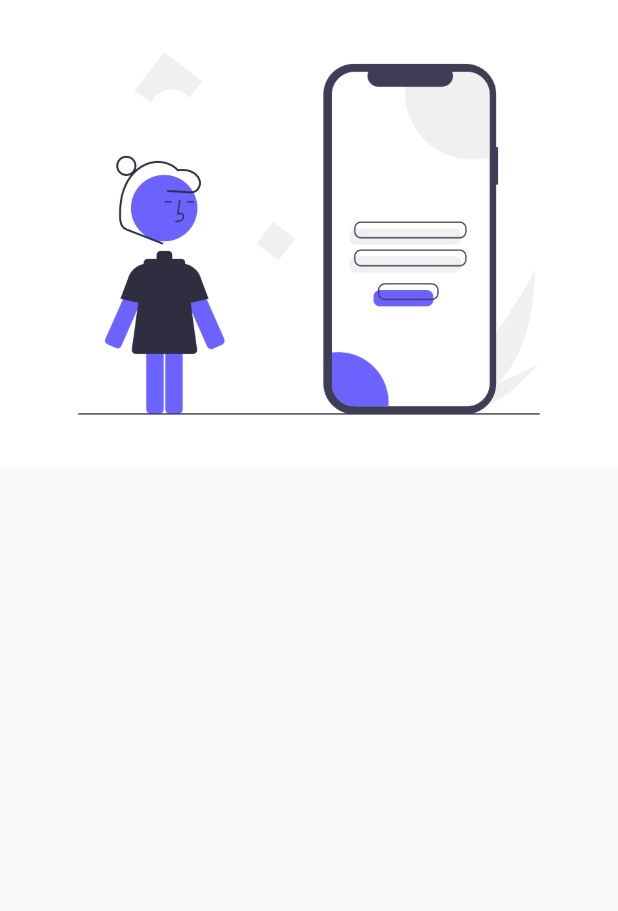
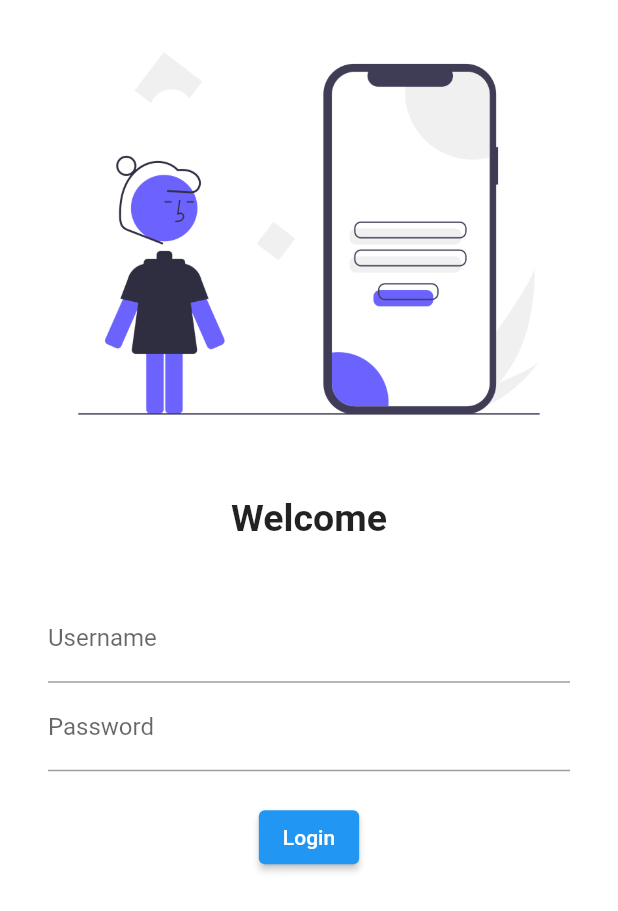
Before and after one commit to SahilRathod17/FirstFlutterApp, a Flutter app: the screen it shows after launch, on a phone screen of 412 x 824 dp. Shown: the top 911 px of the screen. Run offline on Flutter 3.47's test engine with Material 2 defaults, Android fonts, the phone set to English and light mode, and no system bars.

Commit message:
Day3 completed

```diff
--- a/lib/pages/login_page.dart
+++ b/lib/pages/login_page.dart
@@ -6,12 +6,54 @@ class login_page extends StatelessWidget {
   @override
   Widget build(BuildContext context) {
     return Material(
+      color: Colors.white,
       child: Column(
         children: [
           Image.asset(
             "assets/images/login_image.png",
             fit: BoxFit.cover,
           ),
+          SizedBox(
+            height: 20,
+          ),
+          Text(
+            "Welcome",
+            style: TextStyle(
+              fontSize: 25,
+              fontWeight: FontWeight.bold,
+            ),
+          ),
+          SizedBox(
+            height: 20,
+          ),
+          Padding(
+            padding:
+                const EdgeInsets.symmetric(vertical: 16.0, horizontal: 32.0),
+            child: Column(
+              children: [
+                TextFormField(
+                  decoration: InputDecoration(
+                    hintText: "Enter your username",
+                    labelText: "Username",
+                  ),
+                ),
+                TextFormField(
+                  obscureText: true,
+                  decoration: InputDecoration(
+                    hintText: "Enter your password",
+                    labelText: "Password",
+                  ),
+                ),
+                SizedBox(
+                  height: 20.0,
+                ),
+                ElevatedButton(
+                  onPressed: () {},
+                  child: Text("Login"),
+                ),
+              ],
+            ),
+          ),
         ],
       ),
     );
```
